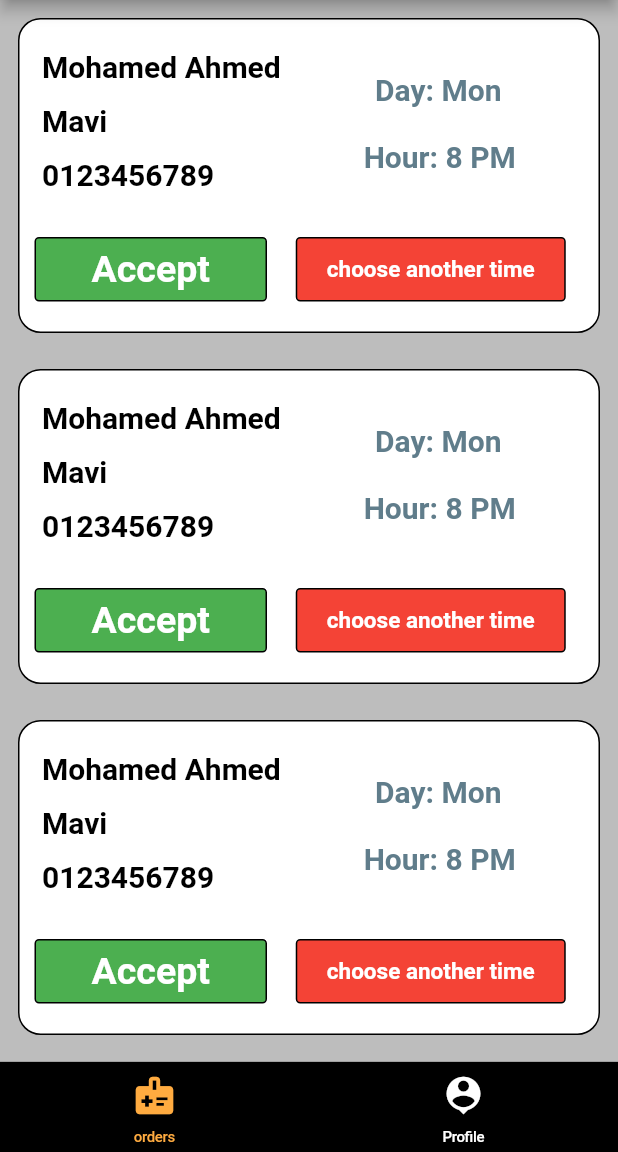
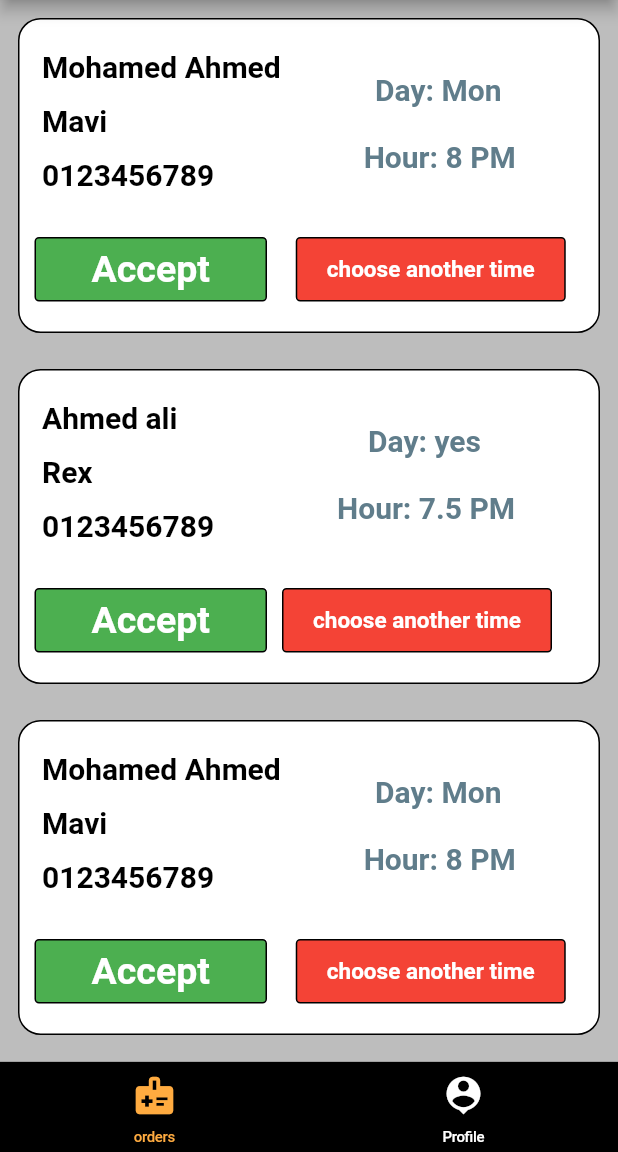
Before and after one commit to mostafa-mosad1/fff51, a Flutter app: the home_mangaementVet screen opened directly, on a phone screen of 412 x 824 dp, the part 84-1236 px from its top. Run offline on Flutter 3.47's test engine with Material 2 defaults, Android fonts, the phone set to English and light mode, and no system bars; our stand-ins replace badges, carousel_pro, curved_navigation_bar, flutter_svg, image_picker, slide_countdown and 1 more; project files that could hold a hidden picture were left out.

Commit message:
Merge remote-tracking branch 'github/master'

```diff
--- a/lib/vet/clinic.dart
+++ b/lib/vet/clinic.dart
@@ -17,11 +17,11 @@ class _clinicState extends State<clinic> {
       "hour": "8 PM"
     },
     {
-      "nam": "Mohamed Ahmed",
-      "dog": "Mavi",
+      "nam": "Ahmed ali",
+      "dog": "Rex",
       "num": "0123456789",
-      "day": "Mon",
-      "hour": "8 PM"
+      "day": "yes",
+      "hour": "7.5 PM"
     },
     {
       "nam": "Mohamed Ahmed",
@@ -31,11 +31,11 @@ class _clinicState extends State<clinic> {
       "hour": "8 PM"
     },
     {
-      "nam": "Mohamed Ahmed",
-      "dog": "Mavi",
+      "nam": "hossam ali",
+      "dog": "Rex",
       "num": "0123456789",
-      "day": "Mon",
-      "hour": "8 PM"
+      "day": "tus",
+      "hour": "6.5 PM"
     },
     {
       "nam": "Mohamed Ahmed",
```
